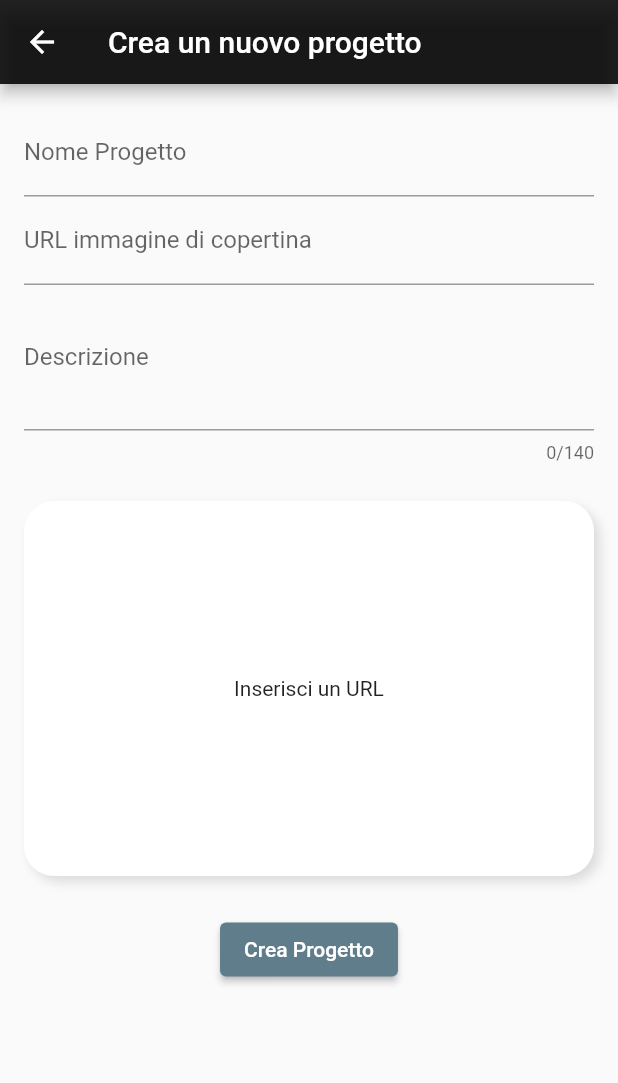
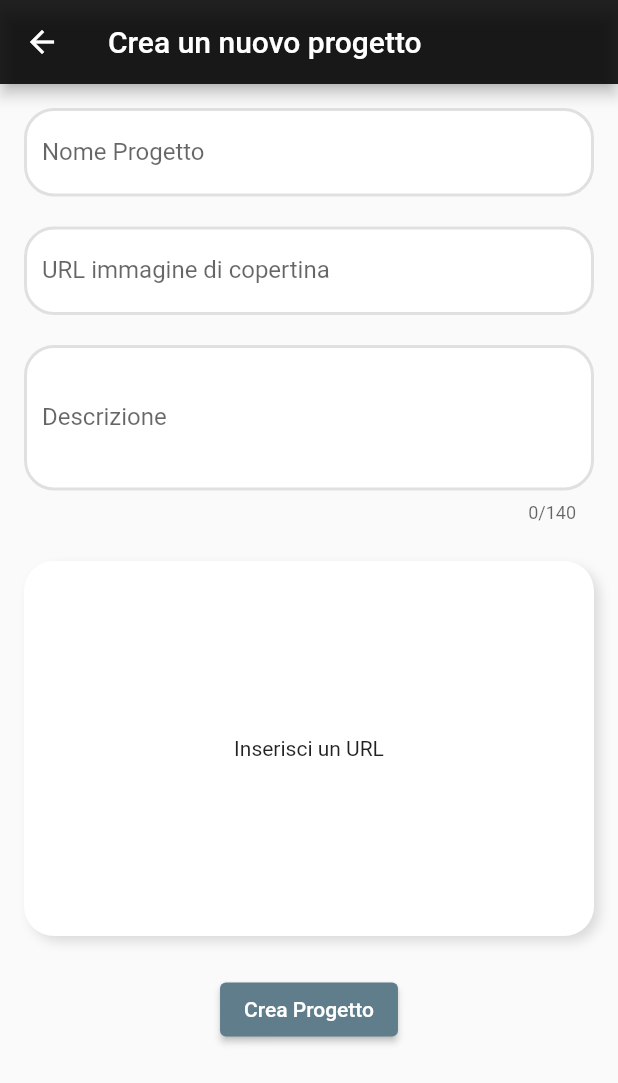
Before and after one commit to ologumarian/tecnologie, a Flutter app: the screen it shows once a user with an empty profile is signed in, after a tap on "Crea Progetto", on a phone screen of 412 x 824 dp. Shown: the top 1083 px of the screen. Run offline on Flutter 3.47's test engine with Material 2 defaults, Android fonts, the phone set to English and light mode, and no system bars; our stand-ins replace cloud_firestore, file_picker, firebase_auth, firebase_core, firebase_storage; accounts and stored records are empty; network calls fail.

```diff
--- a/lib/main.dart
+++ b/lib/main.dart
@@ -1,4 +1,3 @@
-import 'package:documentive/models/project.dart';
 import 'package:documentive/providers/auth_provider.dart';
 import 'package:documentive/providers/documents.dart';
 import 'package:documentive/providers/projects.dart';
@@ -44,7 +43,7 @@ class MyApp extends StatelessWidget {
           create: (_) => Documents(),
         ),
         ChangeNotifierProvider(
-          create: (_) => Projects(list: [], user: ''),
+          create: (_) => Projects(list: [], uid: '', user: ''),
         ),
         ChangeNotifierProvider(
           create: (_) => AuthProvider(),
@@ -53,9 +52,10 @@ class MyApp extends StatelessWidget {
         //Il proxy provider effettua la DEPENDENCY INJECTION
         ChangeNotifierProxyProvider<AuthProvider, Projects>(
           //importante passare il contesto e inizializzare con create
-          create: (ctx) => Projects(list: [], user: ''),
+          create: (ctx) => Projects(list: [], uid: '', user: ''),
           update: (ctx, auth, previousProjects) => Projects(
             list: previousProjects.items.isEmpty ? [] : previousProjects.items,
+            uid: auth.uid,
             user: auth.username,
           ),
         ),
--- a/lib/models/project.dart
+++ b/lib/models/project.dart
@@ -1,5 +1,3 @@
-import 'package:flutter/material.dart';
-
 class Project {
   final String id;
   final String name;
@@ -9,7 +7,7 @@ class Project {
   final String imageLink;
 
   Project({
-    @required this.id,
+    this.id,
     this.name,
     this.owner,
     this.description,
--- a/lib/providers/auth_provider.dart
+++ b/lib/providers/auth_provider.dart
@@ -18,7 +18,7 @@ class AuthProvider with ChangeNotifier {
   }
 
   String get uid {
-    return uid;
+    return _uid;
   }
 
   Future<void> fetchAndSetUsername() async {
--- a/lib/widgets/new_project_form.dart
+++ b/lib/widgets/new_project_form.dart
@@ -124,7 +124,23 @@ class _NewProjectFormState extends State<NewProjectForm> {
                     TextFormField(
                       key: ValueKey('name'),
                       keyboardType: TextInputType.text,
-                      decoration: InputDecoration(labelText: 'Nome Progetto'),
+                      decoration: InputDecoration(
+                        labelText: 'Nome Progetto',
+                        focusedBorder: OutlineInputBorder(
+                            borderRadius: BorderRadius.circular(20),
+                            borderSide:
+                                BorderSide(color: Colors.blueGrey, width: 2)),
+                        enabledBorder: OutlineInputBorder(
+                            borderRadius: BorderRadius.circular(20),
+                            borderSide:
+                                BorderSide(color: Colors.black12, width: 2)),
+                        errorBorder: OutlineInputBorder(
+                            borderRadius: BorderRadius.circular(20),
+                            borderSide:
+                                BorderSide(color: Colors.red, width: 2)),
+                        filled: true,
+                        fillColor: Colors.white,
+                      ),
                       //per passare all'altro TextField con il pulsante next
                       textInputAction: TextInputAction.next,
                       focusNode: _nameFocusNode,
@@ -139,16 +155,32 @@ class _NewProjectFormState extends State<NewProjectForm> {
                         return null;
                       },
                       onSaved: (value) {
-                        //TODO: salvare variabile
+                        name = value;
                       },
                     ),
+                    SizedBox(height: 20),
 
                     //IMAGE LINK
                     TextFormField(
                       key: ValueKey('imageLink'),
                       keyboardType: TextInputType.url,
                       decoration: InputDecoration(
-                          labelText: 'URL immagine di copertina'),
+                        labelText: 'URL immagine di copertina',
+                        focusedBorder: OutlineInputBorder(
+                            borderRadius: BorderRadius.circular(20),
+                            borderSide:
+                                BorderSide(color: Colors.blueGrey, width: 2)),
+                        enabledBorder: OutlineInputBorder(
+                            borderRadius: BorderRadius.circular(20),
+                            borderSide:
+                                BorderSide(color: Colors.black12, width: 2)),
+                        errorBorder: OutlineInputBorder(
+                            borderRadius: BorderRadius.circular(20),
+                            borderSide:
+                                BorderSide(color: Colors.red, width: 2)),
+                        filled: true,
+                        fillColor: Colors.white,
+                      ),
                       textInputAction: TextInputAction.next,
                       controller: _imageLinkController,
                       focusNode: _imageLinkFocusNode,
@@ -173,16 +205,34 @@ class _NewProjectFormState extends State<NewProjectForm> {
                         return null;
                       },
                       onSaved: (value) {
-                        //TODO: salvare variabile
+                        imageLink = value;
                       },
                     ),
+                    SizedBox(height: 20),
+
                     //DESCRIPTION
                     TextFormField(
                       key: ValueKey('description'),
                       keyboardType: TextInputType.multiline,
                       maxLines: 3,
                       maxLength: 140,
-                      decoration: InputDecoration(labelText: 'Descrizione'),
+                      decoration: InputDecoration(
+                        labelText: 'Descrizione',
+                        focusedBorder: OutlineInputBorder(
+                            borderRadius: BorderRadius.circular(20),
+                            borderSide:
+                                BorderSide(color: Colors.blueGrey, width: 2)),
+                        enabledBorder: OutlineInputBorder(
+                            borderRadius: BorderRadius.circular(20),
+                            borderSide:
+                                BorderSide(color: Colors.black12, width: 2)),
+                        errorBorder: OutlineInputBorder(
+                            borderRadius: BorderRadius.circular(20),
+                            borderSide:
+                                BorderSide(color: Colors.red, width: 2)),
+                        filled: true,
+                        fillColor: Colors.white,
+                      ),
                       textInputAction: TextInputAction.newline,
                       focusNode: _descriptionFocusNode,
                       onFieldSubmitted: (_) => _saveForm(),
@@ -193,7 +243,7 @@ class _NewProjectFormState extends State<NewProjectForm> {
                         return null;
                       },
                       onSaved: (value) {
-                        //TODO: salvare variabile
+                        description = value;
                       },
                     ),
                     SizedBox(
```
Also changed, not shown: lib/providers/projects.dart (+45 -17 lines).
